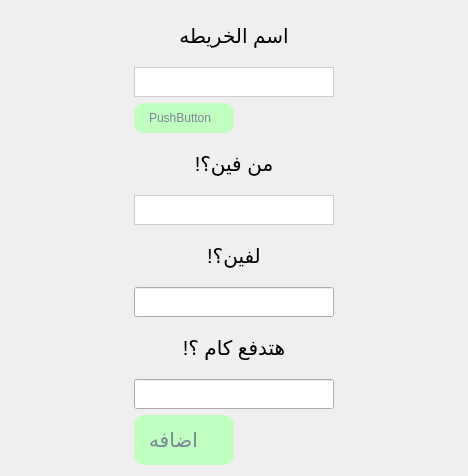
Old version of the form addgraph.ui in the repository Roqaya-muhmd/Mini_Wasalny.
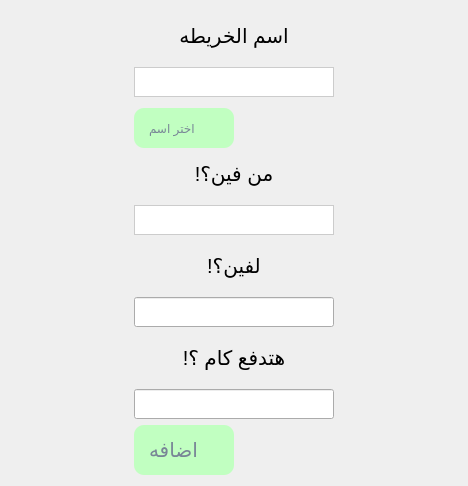
New version of the form. Icons and pictures are not drawn.

The edit to the form file:
```diff
--- a/addgraph.ui
+++ b/addgraph.ui
@@ -7,7 +7,7 @@
     <x>0</x>
     <y>0</y>
     <width>468</width>
-    <height>438</height>
+    <height>474</height>
    </rect>
   </property>
   <property name="windowTitle">
@@ -93,7 +93,7 @@
        <property name="minimumSize">
         <size>
          <width>100</width>
-         <height>30</height>
+         <height>40</height>
         </size>
        </property>
        <property name="maximumSize">
@@ -102,6 +102,9 @@
          <height>30</height>
         </size>
        </property>
+       <property name="layoutDirection">
+        <enum>Qt::LayoutDirection::LeftToRight</enum>
+       </property>
        <property name="styleSheet">
         <string notr="true">QPushButton {
 background-color:  #C1FFC1;
@@ -122,7 +125,10 @@
 	}</string>
        </property>
        <property name="text">
-        <string>PushButton</string>
+        <string>اختر اسم</string>
+       </property>
+       <property name="checkable">
+        <bool>true</bool>
        </property>
       </widget>
      </item>
```
Left out of the diff: 1 changed line with no effect on the pictures.
